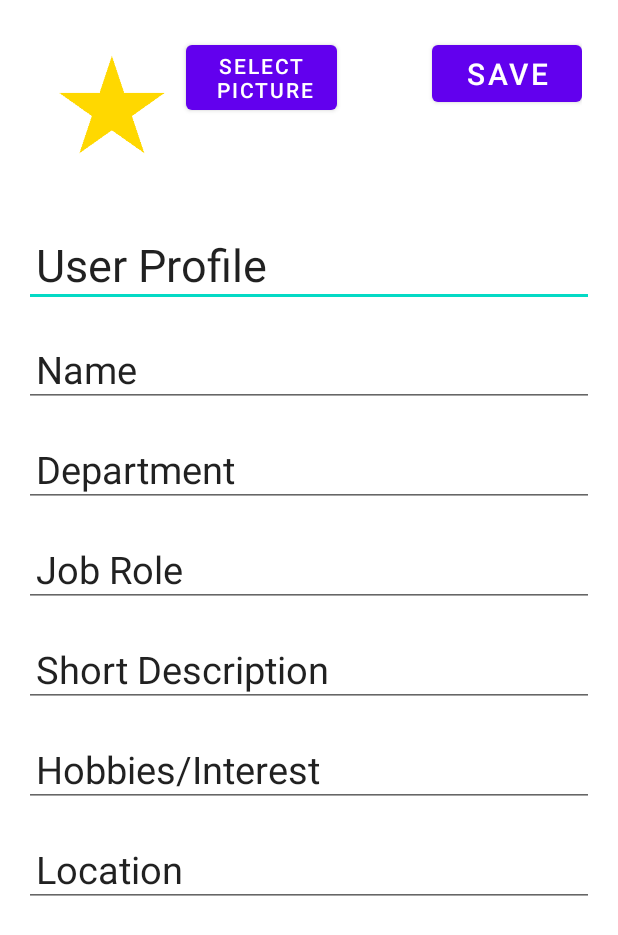
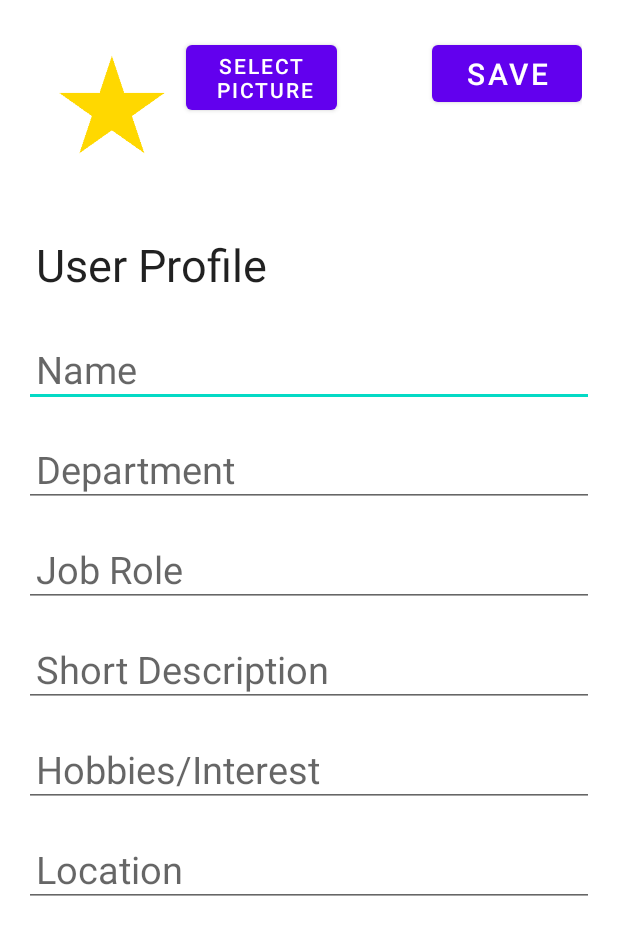
Before and after one commit to wilfredNJH/LunchConnect, an Android app: the layout activity_profile_edit.xml on its own in the app's theme, with its tools: preview values and no code run, on a phone screen of 412 x 824 dp. Shown: the top 935 px of the screen. Run offline under Robolectric (Android 15) with nearby library versions, the light colour scheme and no system bars; network calls fail.

```diff
--- a/app/src/main/res/layout/activity_profile_edit.xml
+++ b/app/src/main/res/layout/activity_profile_edit.xml
@@ -48,7 +48,7 @@
 
 
             <!-- User Profile Management & Badges -->
-            <EditText
+            <TextView
                 android:layout_width="match_parent"
                 android:layout_height="wrap_content"
                 android:layout_marginTop="16dp"
@@ -65,7 +65,7 @@
                 android:layout_height="wrap_content"
                 android:layout_marginTop="16dp"
                 android:padding="8dp"
-                android:text="Name"
+                android:hint="Name"
                 android:textSize="25sp"
                 android:minHeight="40dp" />
 
@@ -76,7 +76,7 @@
                 android:layout_height="wrap_content"
                 android:layout_marginTop="16dp"
                 android:padding="8dp"
-                android:text="Department"
+                android:hint="Department"
                 android:textSize="25sp"
                 android:minHeight="40dp" />
 
@@ -87,7 +87,7 @@
                 android:layout_height="wrap_content"
                 android:layout_marginTop="16dp"
                 android:padding="8dp"
-                android:text="Job Role"
+                android:hint="Job Role"
                 android:textSize="25sp"
                 android:minHeight="40dp" />
 
@@ -98,7 +98,7 @@
                 android:layout_height="wrap_content"
                 android:layout_marginTop="16dp"
                 android:padding="8dp"
-                android:text="Short Description"
+                android:hint="Short Description"
                 android:textSize="25sp"
                 android:minHeight="40dp" />
 
@@ -109,7 +109,7 @@
                 android:layout_height="wrap_content"
                 android:layout_marginTop="16dp"
                 android:padding="8dp"
-                android:text="Hobbies/Interest"
+                android:hint="Hobbies/Interest"
                 android:textSize="25sp"
                 android:minHeight="40dp" />
 
@@ -120,7 +120,7 @@
                 android:layout_height="wrap_content"
                 android:layout_marginTop="16dp"
                 android:padding="8dp"
-                android:text="Location"
+                android:hint="Location"
                 android:textSize="25sp"
                 android:minHeight="40dp" />
 
```
Also changed, not shown: app/src/main/java/com/example/lunchconnect/ProfileActivity.kt (+62 -0 lines).
